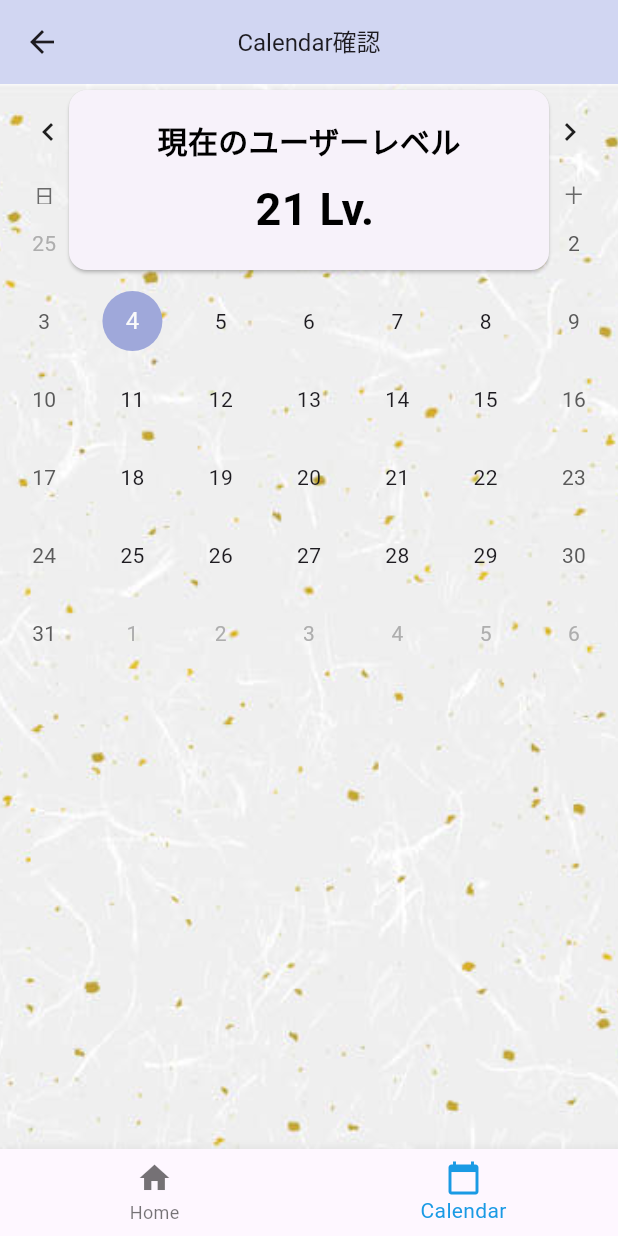
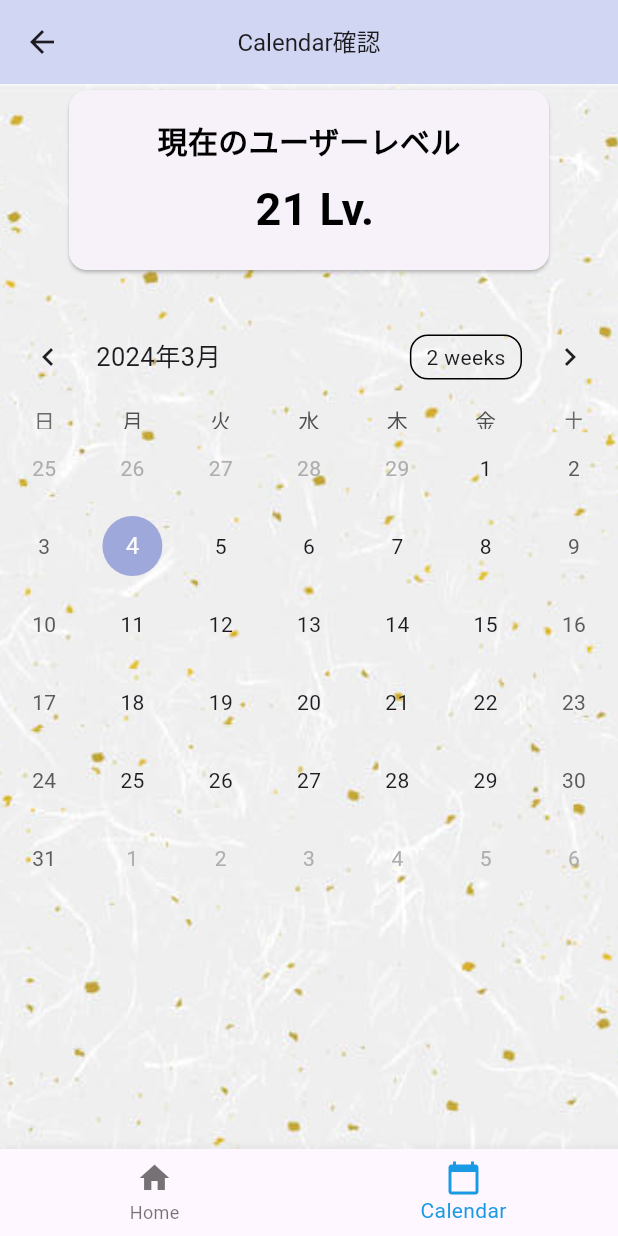
Before and after one commit to Yuma-Tsukakoshi/lab_flutter_app, a Flutter app: the _HearableServiceView screen opened directly, item 2 of the bottom bar chosen, on a phone screen of 412 x 824 dp. Run offline on Flutter 3.47's test engine with Material 3 defaults, Android fonts, the phone set to English and light mode, and no system bars; drawn by our look-alikes of table_calendar; our stand-ins replace fl_chart, plugin_platform_interface.

Commit message:
add; カレンダーセクション　日本語対応

```diff
--- a/hearable_device_sdk_sample/lib/calendar.dart
+++ b/hearable_device_sdk_sample/lib/calendar.dart
@@ -351,17 +351,15 @@ class _HearableServiceViewState extends State<_HearableServiceView> {
                   fit: BoxFit.fitHeight),
             ),
           ),
-                const SizedBox(height: 50),
-
-                TableCalendar(
+                Container(
+                  margin: EdgeInsets.symmetric(vertical: 150),
+                  child: TableCalendar(
                     firstDay: DateTime(2020, 1, 1),
                     lastDay: DateTime(2040, 12, 31),
                     focusedDay: DateTime.now(),
                     locale: 'ja_JP',
                     ),
-
-                const SizedBox(height: 100),
-
+                ),
                 Row(
                     mainAxisAlignment: MainAxisAlignment.center,
                     children: [
@@ -371,7 +369,7 @@ class _HearableServiceViewState extends State<_HearableServiceView> {
                           height: 120,
                           child: Center(
                             child: Column(
-                                mainAxisAlignment: MainAxisAlignment.center, // 上下中央に配置
+                              mainAxisAlignment: MainAxisAlignment.center,
                               children: [
                                 Text(
                                   '現在のユーザーレベル',
```
Lines whose indentation alone changed are shown as unchanged.
